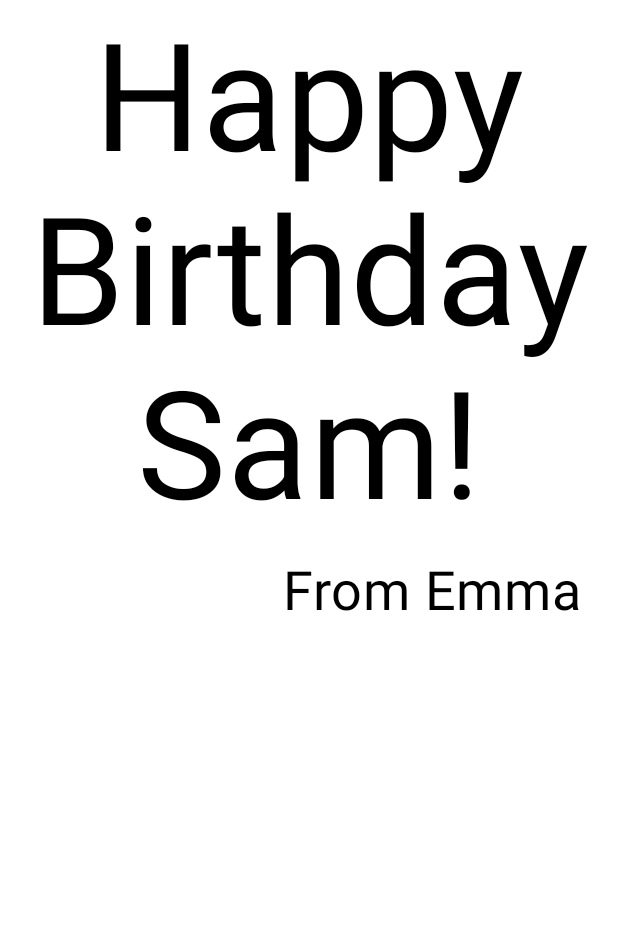
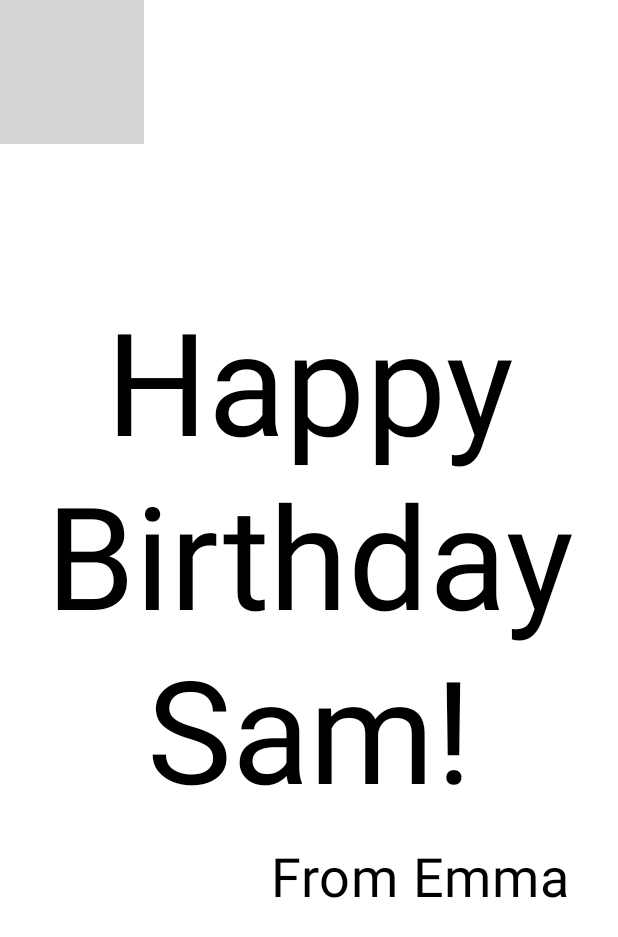
Before and after one commit to EndyCampos/jetpackcompose, an Android app built with Jetpack Compose: the @Preview function BirthdayCardPreview, on a phone screen of 412 x 824 dp. Shown: the top 937 px of the screen. Run offline under Robolectric (Android 15) with nearby library versions, the phone set to English and light mode, and no system bars; grey boxes are pictures that could not be loaded.

Commit message:
feat(ui): se integran los componentes Box e Image y se añade una imagen de fondo al diseño

```diff
--- a/app/src/main/java/com/ecampos/curso_compose/MainActivity.kt
+++ b/app/src/main/java/com/ecampos/curso_compose/MainActivity.kt
@@ -4,7 +4,9 @@ import android.os.Bundle
 import androidx.activity.ComponentActivity
 import androidx.activity.compose.setContent
 import androidx.activity.enableEdgeToEdge
+import androidx.compose.foundation.Image
 import androidx.compose.foundation.layout.Arrangement
+import androidx.compose.foundation.layout.Box
 import androidx.compose.foundation.layout.Column
 import androidx.compose.foundation.layout.fillMaxSize
 import androidx.compose.foundation.layout.padding
@@ -14,6 +16,9 @@ import androidx.compose.material3.Text
 import androidx.compose.runtime.Composable
 import androidx.compose.ui.Alignment
 import androidx.compose.ui.Modifier
+import androidx.compose.ui.layout.ContentScale
+import androidx.compose.ui.res.painterResource
+import androidx.compose.ui.res.stringResource
 import androidx.compose.ui.text.style.TextAlign
 import androidx.compose.ui.tooling.preview.Preview
 import androidx.compose.ui.unit.dp
@@ -29,10 +34,10 @@ class MainActivity : ComponentActivity() {
                 Surface (
                     modifier = Modifier.fillMaxSize(),
                     color = MaterialTheme.colorScheme.background) {
-                    GreetingText(
+                    GreetingImage(
                         message = "Happy Birthday Sam!",
-                        from = "From Emma",
-                        modifier = Modifier.padding(8.dp))
+                        from = "From Emma"
+                    )
 
                 }
             }
@@ -47,7 +52,7 @@ fun GreetingText(message: String, from: String, modifier: Modifier = Modifier) {
     ) {
         Text(
             text = message,
-            fontSize = 100.sp,
+            fontSize = 95.sp,
             lineHeight = 116.sp,
             textAlign = TextAlign.Center
         )
@@ -61,10 +66,34 @@ fun GreetingText(message: String, from: String, modifier: Modifier = Modifier) {
     }
 }
 
+@Composable
+fun GreetingImage(message: String, from: String, modifier: Modifier = Modifier) {
+    val image = painterResource(R.drawable.androidparty)
+    Box(modifier) {
+        Image(
+            painter = image,
+            contentDescription = null,
+            contentScale = ContentScale.Crop,
+            alpha = 0.5F
+        )
+        GreetingText(
+            message = message,
+            from = from,
+            modifier = Modifier
+                .fillMaxSize()
+                .padding(8.dp)
+        )
+    }
+
+}
+
 @Preview(showBackground = true)
 @Composable
 fun BirthdayCardPreview() {
     HappyBirthdayTheme {
-        GreetingText(message = "Happy Birthday Sam!", from = "From Emma")
+        GreetingImage(
+            message = stringResource(R.string.happy_birthday_text),
+            from = stringResource(R.string.signature_text)
+        )
     }
 }
--- a/app/src/main/res/values/strings.xml
+++ b/app/src/main/res/values/strings.xml
@@ -1,3 +1,5 @@
 <resources>
-    <string name="app_name">curso_compose</string>
+    <string name="app_name">Happy Birthday</string>
+    <string name="happy_birthday_text">Happy Birthday Sam!</string>
+    <string name="signature_text">From Emma</string>
 </resources>
```
Also changed, not shown: 1 other file.
